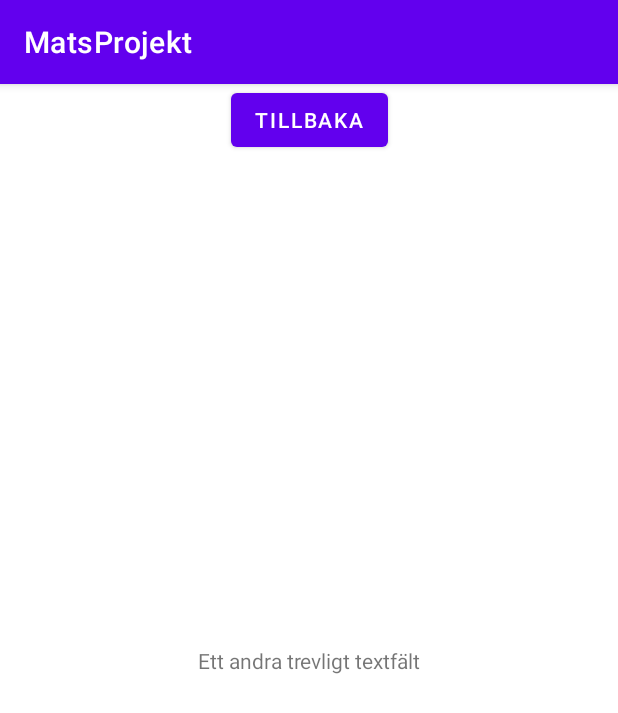
After one commit to i19matla/MatsProjekt, an Android app: the blomsterinfo screen opened directly, with no data from a screen before it, on a phone screen of 412 x 824 dp. The commit adds this screen. Shown: the top 713 px of the screen. Run offline under Robolectric (Android 15) with nearby library versions, the phone set to English and light mode, and no system bars.

Commit message:
Extra sida tillagd för att presentera blommorna där istället för i en toast.
Textview och button tillagd nya sidan

kod för att kunna styra tillbaka till main tillagd.

intent placerat i mainfilen med adapter som ersätter toasten.

En "mottagarkommite" som tar emot alla värden som behövs arrangerad för att ta emot alla värden genom intent men från arrayen på Mainsidan till den nya sidan där utskriften sker.

```diff
--- a/app/src/main/AndroidManifest.xml
+++ b/app/src/main/AndroidManifest.xml
@@ -11,7 +11,8 @@
         android:roundIcon="@mipmap/ic_launcher_round"
         android:supportsRtl="true"
         android:theme="@style/Theme.MatsProjekt">
-        <activity android:name=".about"></activity>
+        <activity android:name=".blomsterinfo"></activity>
+        <activity android:name=".about" />
         <activity android:name=".MainActivity">
             <intent-filter>
                 <action android:name="android.intent.action.MAIN" />
--- /dev/null
+++ b/app/src/main/java/com/matslath/matsprojekt/blomsterinfo.java
@@ -0,0 +1,39 @@
+package com.matslath.matsprojekt;
+
+import androidx.appcompat.app.AppCompatActivity;
+
+import android.os.Bundle;
+import android.view.View;
+import android.widget.Button;
+import android.widget.TextView;
+
+public class blomsterinfo extends AppCompatActivity {
+
+    @Override
+    protected void onCreate(Bundle savedInstanceState) {
+        super.onCreate(savedInstanceState);
+        setContentView(R.layout.activity_blomsterinfo);
+
+        TextView textView = findViewById(R.id.name);
+
+
+        Bundle extras = getIntent().getExtras();
+        if (extras != null) {
+            String name = extras.getString("name");
+            String company = extras.getString("company");
+            String location = extras.getString("location");
+            int cost = extras.getInt("cost");
+            int size = extras.getInt("size");
+
+            textView.setText("Blomman " + name + " säljs av " + company + ". Blomman trivs bäst " + location + " och kostar " + cost + ":- och är ca " + size + "cm stor.");
+        }
+
+        Button close = findViewById(R.id.closeBlomsterinfo);
+        close.setOnClickListener(new View.OnClickListener() {
+            @Override
+            public void onClick(View view) {
+                finish();
+            }
+        });
+    }
+}
--- /dev/null
+++ b/app/src/main/res/layout/activity_blomsterinfo.xml
@@ -0,0 +1,28 @@
+<?xml version="1.0" encoding="utf-8"?>
+<androidx.constraintlayout.widget.ConstraintLayout xmlns:android="http://schemas.android.com/apk/res/android"
+    xmlns:app="http://schemas.android.com/apk/res-auto"
+    xmlns:tools="http://schemas.android.com/tools"
+    android:layout_width="match_parent"
+    android:layout_height="match_parent"
+    tools:context=".blomsterinfo">
+
+    <TextView
+        android:id="@+id/name"
+        android:layout_width="wrap_content"
+        android:layout_height="wrap_content"
+        android:text="Ett andra trevligt textfält"
+        app:layout_constraintBottom_toBottomOf="parent"
+        app:layout_constraintEnd_toEndOf="parent"
+        app:layout_constraintStart_toStartOf="parent"
+        app:layout_constraintTop_toTopOf="parent" />
+
+    <Button
+        android:id="@+id/closeBlomsterinfo"
+        android:layout_width="wrap_content"
+        android:layout_height="wrap_content"
+        android:text="Tillbaka"
+        app:layout_constraintEnd_toEndOf="parent"
+        app:layout_constraintStart_toStartOf="parent"
+        app:layout_constraintTop_toTopOf="parent" />
+
+</androidx.constraintlayout.widget.ConstraintLayout>
```
Also changed, not shown: app/src/main/java/com/matslath/matsprojekt/MainActivity.java (+11 -4 lines).
